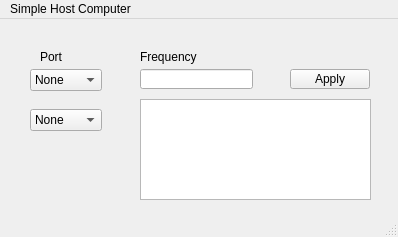
Before: the Qt Designer form simple_host_computer/mainwindow.ui in whqnloyd/MyTest, drawn with Qt 5.
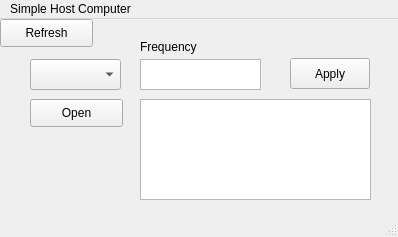
After: the same form once the commit is applied.

Diff of the .ui file:
```diff
--- a/simple_host_computer/mainwindow.ui
+++ b/simple_host_computer/mainwindow.ui
@@ -14,40 +14,12 @@
    <string>MainWindow</string>
   </property>
   <widget class="QWidget" name="centralWidget">
-   <widget class="QComboBox" name="list_port">
-    <property name="geometry">
-     <rect>
-      <x>30</x>
-      <y>50</y>
-      <width>72</width>
-      <height>22</height>
-     </rect>
-    </property>
-    <item>
-     <property name="text">
-      <string>None</string>
-     </property>
-    </item>
-   </widget>
-   <widget class="QLabel" name="lable_port">
-    <property name="geometry">
-     <rect>
-      <x>40</x>
-      <y>30</y>
-      <width>51</width>
-      <height>16</height>
-     </rect>
-    </property>
-    <property name="text">
-     <string>Port</string>
-    </property>
-   </widget>
    <widget class="QLabel" name="label_frequency">
     <property name="geometry">
      <rect>
       <x>140</x>
-      <y>30</y>
-      <width>61</width>
+      <y>20</y>
+      <width>111</width>
       <height>16</height>
      </rect>
     </property>
@@ -55,49 +27,19 @@
      <string>Frequency</string>
     </property>
    </widget>
-   <widget class="QLineEdit" name="input_frequency">
-    <property name="geometry">
-     <rect>
-      <x>140</x>
-      <y>50</y>
-      <width>113</width>
-      <height>20</height>
-     </rect>
-    </property>
-   </widget>
    <widget class="QPushButton" name="button_apply">
     <property name="geometry">
      <rect>
       <x>290</x>
-      <y>50</y>
+      <y>39</y>
       <width>80</width>
-      <height>20</height>
+      <height>31</height>
      </rect>
     </property>
     <property name="text">
      <string>Apply</string>
     </property>
    </widget>
-   <widget class="QComboBox" name="list_baud">
-    <property name="geometry">
-     <rect>
-      <x>30</x>
-      <y>90</y>
-      <width>72</width>
-      <height>22</height>
-     </rect>
-    </property>
-    <item>
-     <property name="text">
-      <string>None</string>
-     </property>
-    </item>
-    <item>
-     <property name="text">
-      <string>9600</string>
-     </property>
-    </item>
-   </widget>
    <widget class="QTextBrowser" name="box_message">
     <property name="geometry">
      <rect>
@@ -108,6 +50,52 @@
      </rect>
     </property>
    </widget>
+   <widget class="QPushButton" name="button_refresh">
+    <property name="geometry">
+     <rect>
+      <x>0</x>
+      <y>0</y>
+      <width>93</width>
+      <height>28</height>
+     </rect>
+    </property>
+    <property name="text">
+     <string>Refresh</string>
+    </property>
+   </widget>
+   <widget class="QComboBox" name="port_list">
+    <property name="geometry">
+     <rect>
+      <x>30</x>
+      <y>40</y>
+      <width>91</width>
+      <height>31</height>
+     </rect>
+    </property>
+   </widget>
+   <widget class="QTextEdit" name="input_fre">
+    <property name="geometry">
+     <rect>
+      <x>140</x>
+      <y>40</y>
+      <width>121</width>
+      <height>31</height>
+     </rect>
+    </property>
+   </widget>
+   <widget class="QPushButton" name="button_open">
+    <property name="geometry">
+     <rect>
+      <x>30</x>
+      <y>80</y>
+      <width>93</width>
+      <height>28</height>
+     </rect>
+    </property>
+    <property name="text">
+     <string>Open</string>
+    </property>
+   </widget>
   </widget>
   <widget class="QMenuBar" name="menuBar">
    <property name="geometry">
```
Left out of the diff: 2 changed lines with no effect on the pictures.
